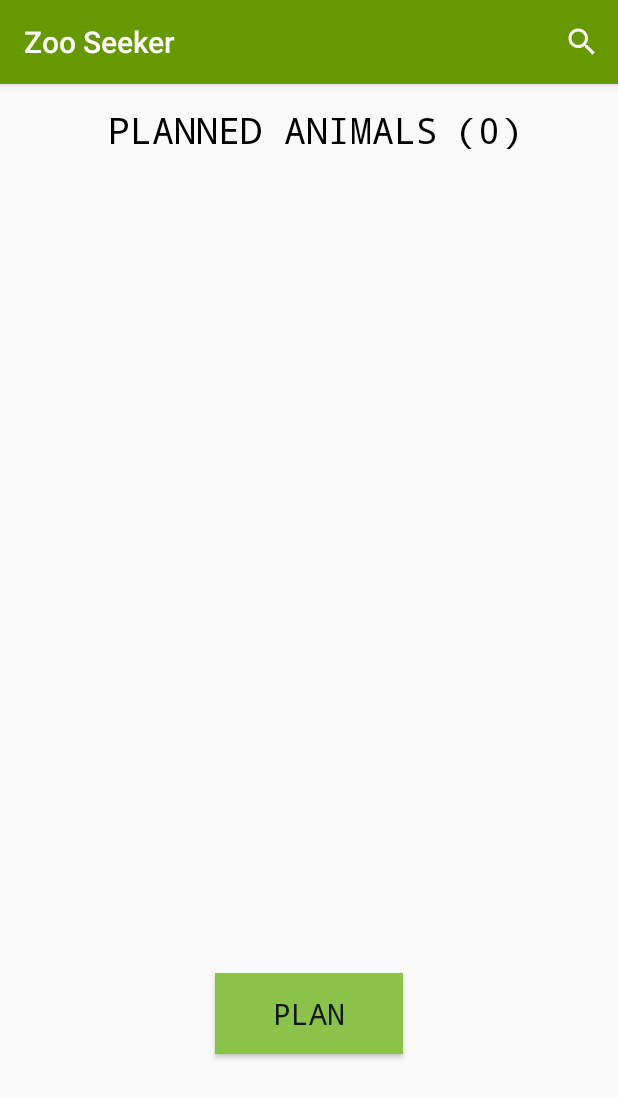
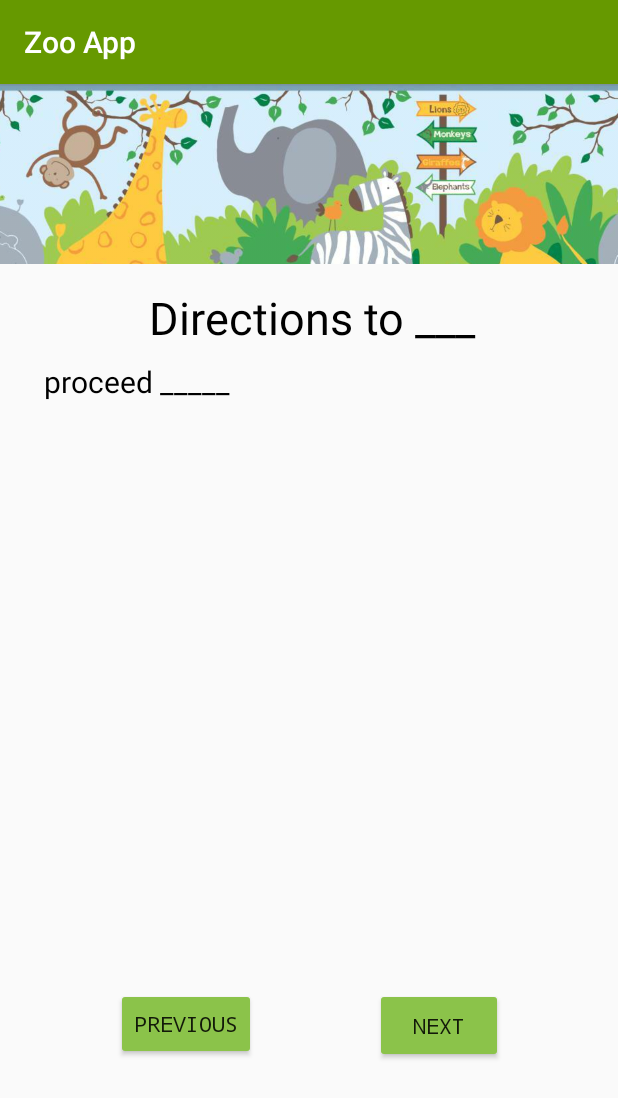
Before and after one commit to CSE-110-Spring-2022/zooseeker-cse-110-team-4, an Android app: the screen it shows after launch (MainActivity before the commit, DirectionsActivity after it), after a tap on "PLAN", on a phone screen of 412 x 824 dp. Shown: the top 1098 px of the screen. Run offline under Robolectric (Android 15) with nearby library versions, the phone set to English and light mode, and no system bars; Roboto replaces fonts that are not available here.

Commit message:
added directions page layout

```diff
--- a/app/src/main/AndroidManifest.xml
+++ b/app/src/main/AndroidManifest.xml
@@ -9,6 +9,9 @@
         android:roundIcon="@mipmap/ic_launcher_round"
         android:supportsRtl="true"
         android:theme="@style/Theme.ZooApp">
+        <activity
+            android:name=".DirectionsActivity"
+            android:exported="false" />
         <activity
             android:name=".SearchActivity"
             android:exported="false" />
--- a/app/src/main/java/com/example/zooapp/DirectionsActivity.java
+++ b/app/src/main/java/com/example/zooapp/DirectionsActivity.java
@@ -1,15 +1,14 @@
 package com.example.zooapp;
 
+import androidx.appcompat.app.AppCompatActivity;
+
 import android.os.Bundle;
-
-import androidx.appcompat.app.AppCompatActivity;
 
 public class DirectionsActivity extends AppCompatActivity {
 
     @Override
     protected void onCreate(Bundle savedInstanceState) {
         super.onCreate(savedInstanceState);
-
+        setContentView(R.layout.activity_directions);
     }
-
 }
--- /dev/null
+++ b/app/src/main/res/layout/activity_directions.xml
@@ -0,0 +1,79 @@
+<?xml version="1.0" encoding="utf-8"?>
+<androidx.constraintlayout.widget.ConstraintLayout xmlns:android="http://schemas.android.com/apk/res/android"
+    xmlns:app="http://schemas.android.com/apk/res-auto"
+    xmlns:tools="http://schemas.android.com/tools"
+    android:layout_width="match_parent"
+    android:layout_height="match_parent"
+    tools:context=".DirectionsActivity">
+
+    <Button
+        android:id="@+id/next_button"
+        android:layout_width="85dp"
+        android:layout_height="50dp"
+        android:backgroundTint="#8BC34A"
+        android:fontFamily="monospace"
+        android:text="Next"
+        app:layout_constraintBottom_toBottomOf="parent"
+        app:layout_constraintEnd_toEndOf="parent"
+        app:layout_constraintHorizontal_bias="0.509"
+        app:layout_constraintStart_toEndOf="@+id/previous_button"
+        app:layout_constraintTop_toTopOf="parent"
+        app:layout_constraintVertical_bias="0.839" />
+
+    <Button
+        android:id="@+id/previous_button"
+        android:layout_width="wrap_content"
+        android:layout_height="wrap_content"
+        android:backgroundTint="#8BC34A"
+        android:fontFamily="monospace"
+        android:text="Previous"
+        app:layout_constraintBottom_toBottomOf="parent"
+        app:layout_constraintEnd_toEndOf="parent"
+        app:layout_constraintHorizontal_bias="0.243"
+        app:layout_constraintStart_toStartOf="parent"
+        app:layout_constraintTop_toTopOf="parent"
+        app:layout_constraintVertical_bias="0.837" />
+
+    <TextView
+        android:id="@+id/directions_header"
+        android:layout_width="420dp"
+        android:layout_height="49dp"
+        android:text="Directions to ___"
+        android:textAlignment="center"
+        android:textColor="@color/black"
+        android:textSize="30sp"
+        app:layout_constraintBottom_toBottomOf="parent"
+        app:layout_constraintEnd_toEndOf="parent"
+        app:layout_constraintHorizontal_bias="0.4"
+        app:layout_constraintStart_toStartOf="parent"
+        app:layout_constraintTop_toTopOf="parent"
+        app:layout_constraintVertical_bias="0.188"
+        tools:textStyle="bold" />
+
+    <TextView
+        android:id="@+id/directions_text"
+        android:layout_width="352dp"
+        android:layout_height="372dp"
+        android:text="proceed _____"
+        android:textColor="@color/black"
+        android:textSize="20sp"
+        app:layout_constraintBottom_toBottomOf="parent"
+        app:layout_constraintEnd_toEndOf="parent"
+        app:layout_constraintHorizontal_bias="0.491"
+        app:layout_constraintStart_toStartOf="parent"
+        app:layout_constraintTop_toBottomOf="@+id/directions_header"
+        app:layout_constraintVertical_bias="0.0" />
+
+    <ImageView
+        android:id="@+id/imageView"
+        android:layout_width="443dp"
+        android:layout_height="120dp"
+        app:layout_constraintBottom_toBottomOf="parent"
+        app:layout_constraintEnd_toEndOf="parent"
+        app:layout_constraintHorizontal_bias="0.504"
+        app:layout_constraintStart_toStartOf="parent"
+        app:layout_constraintTop_toTopOf="parent"
+        app:layout_constraintVertical_bias="0.0"
+        app:srcCompat="@drawable/screen_shot_2022_05_03_at_3_08_04_pm" />
+
+</androidx.constraintlayout.widget.ConstraintLayout>
--- a/app/src/main/res/layout/directions.xml
+++ /dev/null
@@ -1,6 +0,0 @@
-<?xml version="1.0" encoding="utf-8"?>
-<LinearLayout xmlns:android="http://schemas.android.com/apk/res/android"
-    android:layout_width="match_parent"
-    android:layout_height="match_parent">
-
-</LinearLayout>
```
Also changed, not shown: app/src/main/res/drawable/screen_shot_2022_05_03_at_3_08_04_pm.png (added).
